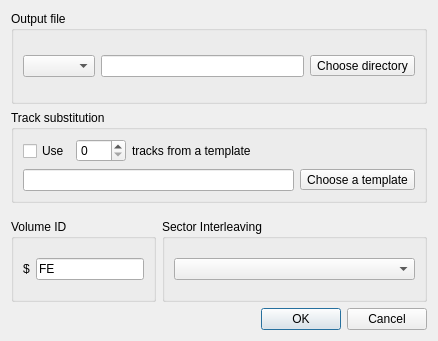
Before: the Qt Designer form src/convertdialog.ui in Ptr314/dsk_commander, drawn with Qt 5.
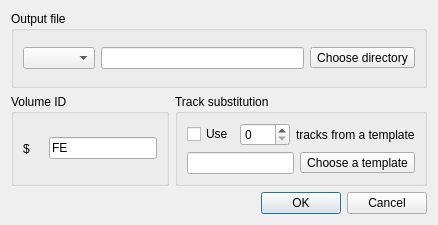
After: the same form once the commit is applied. Icons and pictures are not drawn.

What changed in the file:
```diff
--- a/src/convertdialog.ui
+++ b/src/convertdialog.ui
@@ -7,7 +7,7 @@
     <x>0</x>
     <y>0</y>
     <width>438</width>
-    <height>341</height>
+    <height>225</height>
    </rect>
   </property>
   <property name="minimumSize">
@@ -67,7 +67,57 @@
     </widget>
    </item>
    <item>
-    <layout class="QHBoxLayout" name="horizontalLayout">
+    <layout class="QHBoxLayout" name="horizontalLayout" stretch="5,1">
+     <item>
+      <widget class="QGroupBox" name="volumeIDGroup">
+       <property name="title">
+        <string notr="true">Volume ID</string>
+       </property>
+       <layout class="QHBoxLayout" name="horizontalLayout_5">
+        <item>
+         <widget class="QLabel" name="label_2">
+          <property name="text">
+           <string notr="true">$</string>
+          </property>
+         </widget>
+        </item>
+        <item>
+         <widget class="QLineEdit" name="volumeIDEdit">
+          <property name="sizePolicy">
+           <sizepolicy hsizetype="Fixed" vsizetype="Fixed">
+            <horstretch>0</horstretch>
+            <verstretch>0</verstretch>
+           </sizepolicy>
+          </property>
+          <property name="minimumSize">
+           <size>
+            <width>0</width>
+            <height>0</height>
+           </size>
+          </property>
+          <property name="baseSize">
+           <size>
+            <width>0</width>
+            <height>0</height>
+           </size>
+          </property>
+          <property name="inputMask">
+           <string notr="true">HH</string>
+          </property>
+          <property name="text">
+           <string notr="true">FE</string>
+          </property>
+          <property name="maxLength">
+           <number>2</number>
+          </property>
+          <property name="frame">
+           <bool>true</bool>
+          </property>
+         </widget>
+        </item>
+       </layout>
+      </widget>
+     </item>
      <item>
       <widget class="QGroupBox" name="substitutionGroup">
        <property name="title">
@@ -144,75 +194,6 @@
      </item>
     </layout>
    </item>
-   <item>
-    <layout class="QHBoxLayout" name="horizontalLayout_7" stretch="1,10">
-     <property name="topMargin">
-      <number>10</number>
-     </property>
-     <item>
-      <widget class="QGroupBox" name="volumeIDGroup">
-       <property name="title">
-        <string notr="true">Volume ID</string>
-       </property>
-       <layout class="QHBoxLayout" name="horizontalLayout_5">
-        <item>
-         <widget class="QLabel" name="label_2">
-          <property name="text">
-           <string notr="true">$</string>
-          </property>
-         </widget>
-        </item>
-        <item>
-         <widget class="QLineEdit" name="volumeIDEdit">
-          <property name="sizePolicy">
-           <sizepolicy hsizetype="Fixed" vsizetype="Fixed">
-            <horstretch>0</horstretch>
-            <verstretch>0</verstretch>
-           </sizepolicy>
-          </property>
-          <property name="minimumSize">
-           <size>
-            <width>0</width>
-            <height>0</height>
-           </size>
-          </property>
-          <property name="baseSize">
-           <size>
-            <width>0</width>
-            <height>0</height>
-           </size>
-          </property>
-          <property name="inputMask">
-           <string notr="true">HH</string>
-          </property>
-          <property name="text">
-           <string notr="true">FE</string>
-          </property>
-          <property name="maxLength">
-           <number>2</number>
-          </property>
-          <property name="frame">
-           <bool>true</bool>
-          </property>
-         </widget>
-        </item>
-       </layout>
-      </widget>
-     </item>
-     <item>
-      <widget class="QGroupBox" name="interleavingGroup">
-       <property name="title">
-        <string>Sector Interleaving</string>
-       </property>
-       <layout class="QHBoxLayout" name="horizontalLayout_6">
-        <item>
-         <widget class="QComboBox" name="interleavingCombo"/>
-        </item>
-       </layout>
-      </widget>
-     </item>
-    </layout>
-   </item>
    <item>
     <widget class="QDialogButtonBox" name="buttonBox">
      <property name="orientation">
```
